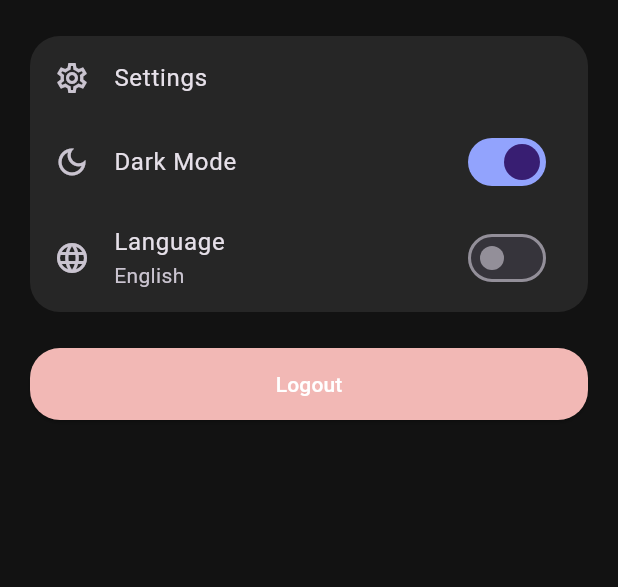
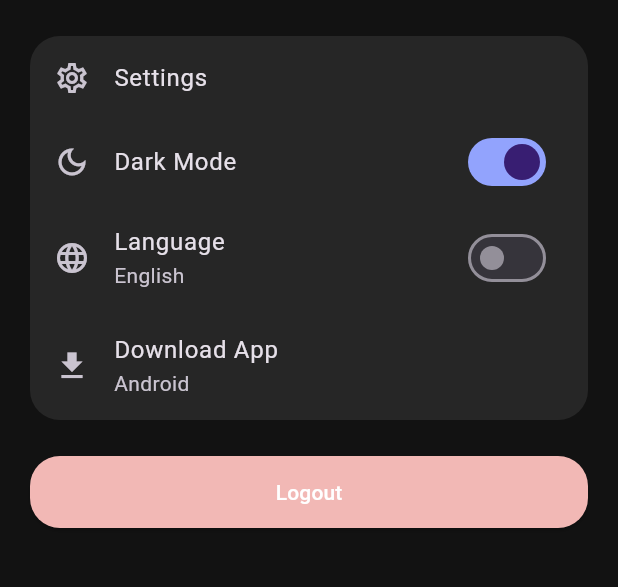
Before and after one commit to flixnettv/fitness-flutter, a Flutter app: the _ProfilePage screen opened directly, after a tap on "اللغة", on a phone screen of 412 x 824 dp, the part 291-878 px from its top. Run offline on Flutter 3.47's test engine with Material 3 defaults, Android fonts, the phone set to English and light mode, and no system bars; our stand-ins replace dio, fl_chart, flutter_svg, permission_handler, shared_preferences; missing offline and left inert: health; accounts and stored records are empty.

Commit message:
feat: add Download App button + stable /app link
- profile settings: Download App ListTile opens the APK via url_launcher
- add url_launcher dependency
- add downloadApp string (en/ar)
- nginx: serve app explicitly at /app

```diff
--- a/lib/l10n/app_strings.dart
+++ b/lib/l10n/app_strings.dart
@@ -75,6 +75,7 @@ class AppStrings {
     'entrySaved': 'Entry saved successfully',
     'measurementCategories': 'Measurement Categories',
     'viewHistory': 'View History',
+    'downloadApp': 'Download App',
   };
 
   static const Map<String, String> ar = {
@@ -149,6 +150,7 @@ class AppStrings {
     'entrySaved': 'تم حفظ الإدخال بنجاح',
     'measurementCategories': 'فئات القياسات',
     'viewHistory': 'عرض السجل',
+    'downloadApp': 'تحميل التطبيق',
   };
 
   static String t(BuildContext context, String key) {
--- a/lib/pages/root_app.dart
+++ b/lib/pages/root_app.dart
@@ -7,6 +7,7 @@ import 'package:fitness_flutter/theme/app_theme.dart';
 import 'package:fl_chart/fl_chart.dart';
 import 'package:flutter/material.dart';
 import 'package:provider/provider.dart';
+import 'package:url_launcher/url_launcher.dart';
 
 class RootApp extends StatefulWidget {
   const RootApp({super.key});
@@ -279,6 +280,25 @@ class _ProfilePage extends StatelessWidget {
                       state.setArabic(value);
                     },
                   ),
+                  ListTile(
+                    leading: const Icon(Icons.download),
+                    title: Text(AppStrings.t(context, 'downloadApp')),
+                    subtitle: const Text('Android'),
+                    onTap: () async {
+                      final uri = Uri.parse(
+                          'https://Fitness.hftv.qzz.io/apk/app-release.apk');
+                      final launched = await launchUrl(
+                          uri,
+                          mode: LaunchMode.externalApplication);
+                      if (!launched && context.mounted) {
+                        ScaffoldMessenger.of(context).showSnackBar(
+                          const SnackBar(
+                            content: Text('Unable to open download link'),
+                          ),
+                        );
+                      }
+                    },
+                  ),
                 ],
               ),
             ),
--- a/pubspec.yaml
+++ b/pubspec.yaml
@@ -25,6 +25,7 @@ dependencies:
   permission_handler: ^11.3.1
   intl: ^0.20.2
   package_info_plus: ^10.2.1
+  url_launcher: ^6.3.2
 
 dev_dependencies:
   flutter_test:
```
Also changed, not shown: pubspec.lock.
